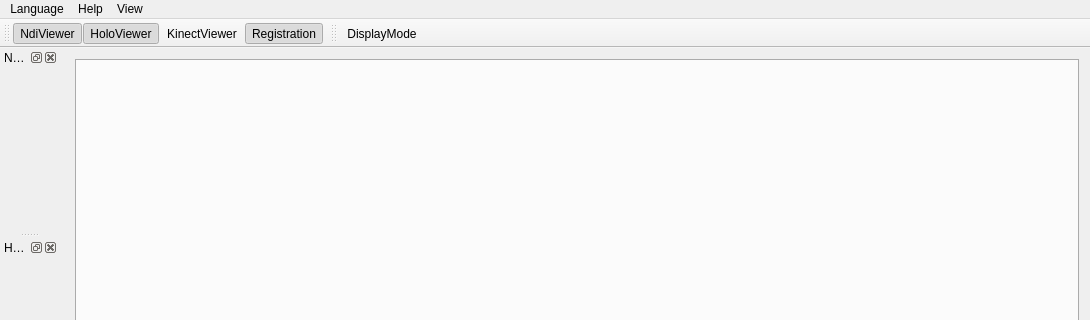
Qt form MotionViewer/mainwindow.ui (thinkexist1989/MotionViewer) before a commit; both pictures show x 0 to 1090 and y 0 to 320 of the 1090 by 633 pixel window.
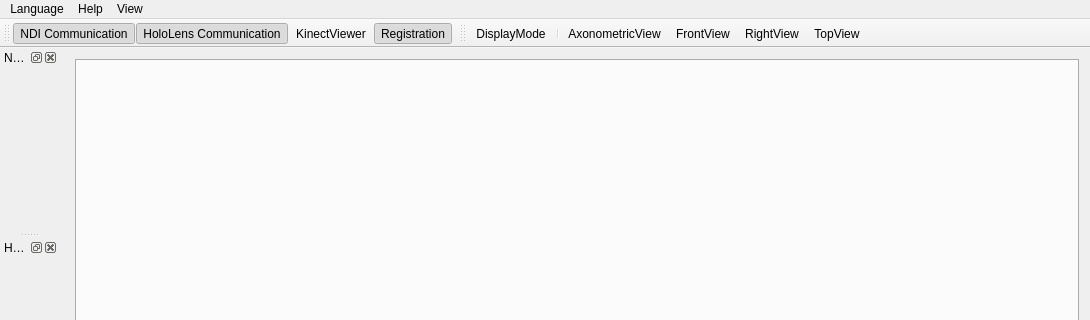
The same form after that commit. Icons and pictures are not drawn.

Diff of the .ui file:
```diff
--- a/MotionViewer/mainwindow.ui
+++ b/MotionViewer/mainwindow.ui
@@ -140,6 +140,11 @@
     <bool>false</bool>
    </attribute>
    <addaction name="actionDisplayMode"/>
+   <addaction name="separator"/>
+   <addaction name="actionAxo"/>
+   <addaction name="actionFrontView"/>
+   <addaction name="actionRightView"/>
+   <addaction name="actionTopView"/>
   </widget>
   <action name="actionChinese">
    <property name="icon">
@@ -180,7 +185,7 @@
      <normaloff>:/icon/res/ndi.png</normaloff>:/icon/res/ndi.png</iconset>
    </property>
    <property name="text">
-    <string>NdiViewer</string>
+    <string>NDI Communication</string>
    </property>
    <property name="toolTip">
     <string>NDI Viewer</string>
@@ -198,7 +203,7 @@
      <normaloff>:/icon/res/vr.ico</normaloff>:/icon/res/vr.ico</iconset>
    </property>
    <property name="text">
-    <string>HoloViewer</string>
+    <string>HoloLens Communication</string>
    </property>
    <property name="toolTip">
     <string>HoloLens Viewer</string>
@@ -262,6 +267,54 @@
     <string>3D Presentation</string>
    </property>
   </action>
+  <action name="actionFrontView">
+   <property name="icon">
+    <iconset resource="resources.qrc">
+     <normaloff>:/icon/res/fview.png</normaloff>:/icon/res/fview.png</iconset>
+   </property>
+   <property name="text">
+    <string>FrontView</string>
+   </property>
+   <property name="toolTip">
+    <string>Front View</string>
+   </property>
+  </action>
+  <action name="actionRightView">
+   <property name="icon">
+    <iconset resource="resources.qrc">
+     <normaloff>:/icon/res/rview.png</normaloff>:/icon/res/rview.png</iconset>
+   </property>
+   <property name="text">
+    <string>RightView</string>
+   </property>
+   <property name="toolTip">
+    <string>Right View</string>
+   </property>
+  </action>
+  <action name="actionTopView">
+   <property name="icon">
+    <iconset resource="resources.qrc">
+     <normaloff>:/icon/res/tview.png</normaloff>:/icon/res/tview.png</iconset>
+   </property>
+   <property name="text">
+    <string>TopView</string>
+   </property>
+   <property name="toolTip">
+    <string>Top View</string>
+   </property>
+  </action>
+  <action name="actionAxo">
+   <property name="icon">
+    <iconset resource="resources.qrc">
+     <normaloff>:/icon/res/cube_wire.svg</normaloff>:/icon/res/cube_wire.svg</iconset>
+   </property>
+   <property name="text">
+    <string>AxonometricView</string>
+   </property>
+   <property name="toolTip">
+    <string>Axonometric View</string>
+   </property>
+  </action>
  </widget>
  <layoutdefault spacing="6" margin="11"/>
  <resources>
```
Left out of the diff: 11 changed lines with no effect on the pictures.
